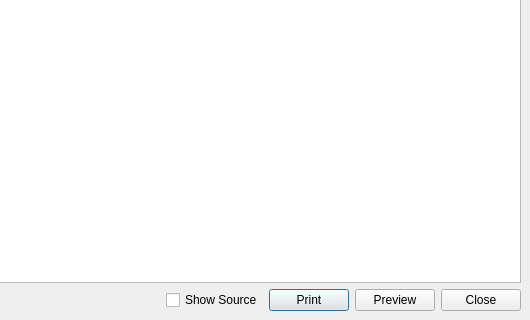
Qt form QcjDataReport.ui (croftj/QcjData) before a commit; both pictures show x 335 to 865 and y 395 to 715 of the 865 by 715 pixel window.
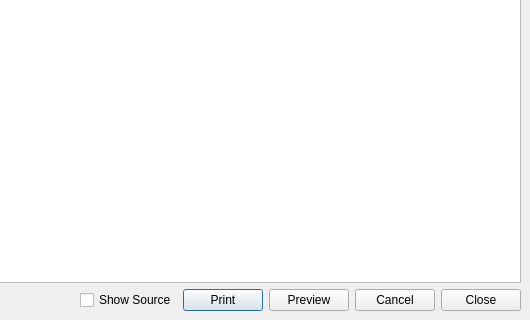
The same form after that commit.

What changed in the file:
```diff
--- a/QcjDataReport.ui
+++ b/QcjDataReport.ui
@@ -83,8 +83,15 @@
       </widget>
      </item>
      <item>
-      <widget class="QPushButton" name="closeBtn" >
-       <property name="text" >
+      <widget class="QPushButton" name="cancelBtn">
+       <property name="text">
+        <string>Cancel</string>
+       </property>
+      </widget>
+     </item>
+     <item>
+      <widget class="QPushButton" name="closeBtn">
+       <property name="text">
         <string>Close</string>
        </property>
       </widget>
```
Left out of the diff: 81 changed lines with no effect on the pictures.
